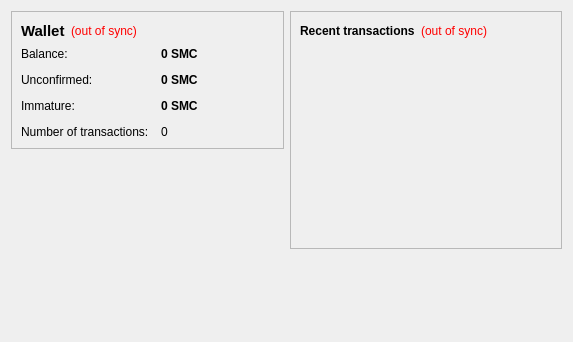
This is src/qt/forms/overviewpage.ui in sheilapimpampum/creativechain as Qt 5 draws it before an edit. The edited form follows.
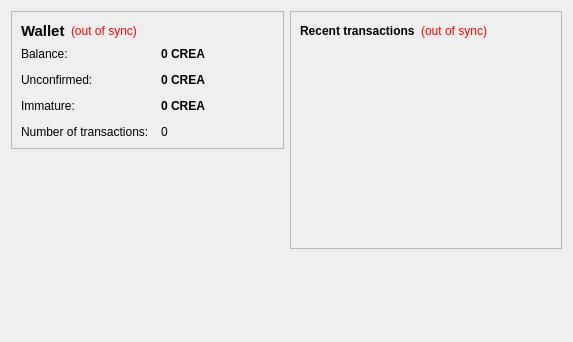
This is the edited form.

Patch:
```diff
--- a/src/qt/forms/overviewpage.ui
+++ b/src/qt/forms/overviewpage.ui
@@ -105,7 +105,7 @@
              <string>Your current balance</string>
             </property>
             <property name="text">
-             <string notr="true">0 SMC</string>
+             <string notr="true">0 CREA</string>
             </property>
             <property name="textInteractionFlags">
              <set>Qt::LinksAccessibleByMouse|Qt::TextSelectableByKeyboard|Qt::TextSelectableByMouse</set>
@@ -134,7 +134,7 @@
              <string>Total of transactions that have yet to be confirmed, and do not yet count toward the current balance</string>
             </property>
             <property name="text">
-             <string notr="true">0 SMC</string>
+             <string notr="true">0 CREA</string>
             </property>
             <property name="textInteractionFlags">
              <set>Qt::LinksAccessibleByMouse|Qt::TextSelectableByKeyboard|Qt::TextSelectableByMouse</set>
@@ -177,7 +177,7 @@
              <string>Mined balance that has not yet matured</string>
             </property>
             <property name="text">
-             <string notr="true">0 SMC</string>
+             <string notr="true">0 CREA</string>
             </property>
             <property name="textInteractionFlags">
              <set>Qt::LinksAccessibleByMouse|Qt::TextSelectableByKeyboard|Qt::TextSelectableByMouse</set>
```
